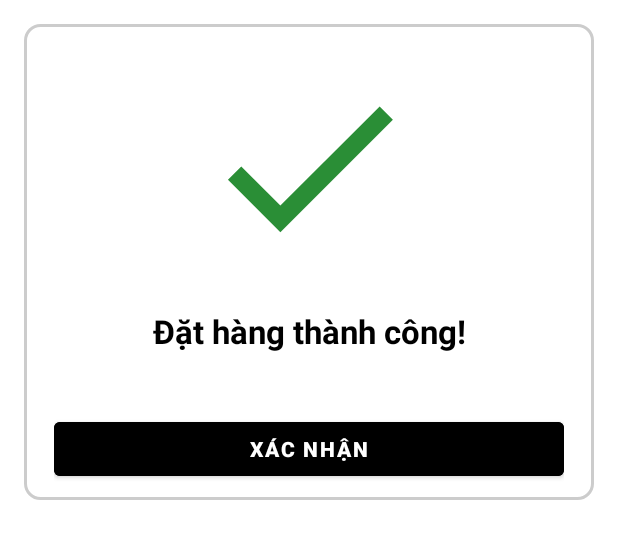
After one commit to hiutinn/FA22_PRO1121_CP17305_Nhom4_GoiDi_Client, an Android app: the layout dialog_success_notification.xml on its own in the app's theme, with its tools: preview values and no code run, on a phone screen of 412 x 824 dp. The commit adds this screen. Shown: the top 539 px of the screen. Run offline under Robolectric (Android 15) with nearby library versions, the phone set to English and light mode, and no system bars.

Commit message:
Hieu - Chuc nang dat ban

```diff
--- a/app/src/main/java/hieuntph22081/fpoly/goidiclient/MainActivity.java
+++ b/app/src/main/java/hieuntph22081/fpoly/goidiclient/MainActivity.java
@@ -36,7 +36,9 @@ public class MainActivity extends AppCompatActivity implements NavigationBarView
         int uiOptions = View.SYSTEM_UI_FLAG_FULLSCREEN;
         decorView.setSystemUiVisibility(uiOptions);
 
-        userId = getIntent().getBundleExtra("bundle").getString("userId");
+        Bundle bundle = getIntent().getBundleExtra("bundle");
+        if (bundle != null)
+            userId = bundle.getString("userId");
 
         bottomNav = findViewById(R.id.bottomNav);
         mViewPager2 = findViewById(R.id.viewPage2);
--- a/app/src/main/res/drawable/background_corner20_bordergray.xml
+++ b/app/src/main/res/drawable/background_corner20_bordergray.xml
@@ -1,7 +1,7 @@
 <?xml version="1.0" encoding="utf-8"?>
 <shape xmlns:android="http://schemas.android.com/apk/res/android"
     android:shape="rectangle">
-    <solid android:color="@android:color/transparent"/>
+    <solid android:color="@android:color/white"/>
     <stroke  android:width="2dip" android:color="#cccccc" />
     <corners android:radius="10dp"/>
     <padding android:left="10dp" android:right="10dp"/>
--- /dev/null
+++ b/app/src/main/res/drawable/ic_success.xml
@@ -0,0 +1,5 @@
+<vector android:height="24dp" android:tint="#2A8E36"
+    android:viewportHeight="24" android:viewportWidth="24"
+    android:width="24dp" xmlns:android="http://schemas.android.com/apk/res/android">
+    <path android:fillColor="@android:color/white" android:pathData="M9,16.17L4.83,12l-1.42,1.41L9,19 21,7l-1.41,-1.41z"/>
+</vector>
--- /dev/null
+++ b/app/src/main/res/layout/dialog_success_notification.xml
@@ -0,0 +1,52 @@
+<?xml version="1.0" encoding="utf-8"?>
+<LinearLayout xmlns:android="http://schemas.android.com/apk/res/android"
+    android:layout_width="match_parent"
+    android:layout_height="wrap_content"
+    android:background="@drawable/background_corner20_bordergray"
+    android:orientation="vertical"
+    android:layout_margin="16dp">
+
+    <LinearLayout
+        android:layout_width="match_parent"
+        android:layout_height="wrap_content"
+        android:layout_marginTop="10dp"
+        android:orientation="vertical"
+        android:padding="10dp">
+            <ImageView
+                android:src="@drawable/ic_success"
+                android:layout_width="150dp"
+                android:layout_height="150dp"
+                android:layout_gravity="center_horizontal"/>
+            <TextView
+                android:id="@+id/tvNotifyContent"
+                android:textColor="@color/black"
+                android:textStyle="bold"
+                android:layout_marginBottom="40dp"
+                android:layout_marginTop="20dp"
+                android:textSize="22sp"
+                android:text="Đặt hàng thành công!"
+                android:gravity="center"
+                android:layout_width="match_parent"
+                android:layout_height="wrap_content"/>
+
+            <Button
+                android:id="@+id/btnConfirm"
+                android:layout_width="match_parent"
+                android:layout_height="wrap_content"
+                android:backgroundTint="@color/black"
+                android:text="Xác nhận"
+                android:textSize="14sp"
+                android:textStyle="bold" />
+        <Button
+            android:id="@+id/btnFeedback"
+            android:layout_width="match_parent"
+            android:layout_height="wrap_content"
+            android:backgroundTint="@color/black"
+            android:visibility="gone"
+            android:text="Gửi nhận xét cho chúng tôi!"
+            android:textSize="14sp"
+            android:textStyle="bold" />
+
+    </LinearLayout>
+
+</LinearLayout>
```
Also changed, not shown: app/src/main/java/hieuntph22081/fpoly/goidiclient/OrderActivity.java (+38 -6 lines), app/src/main/java/hieuntph22081/fpoly/goidiclient/fragment/FeedbackFragment.java (+27 -1 lines).
